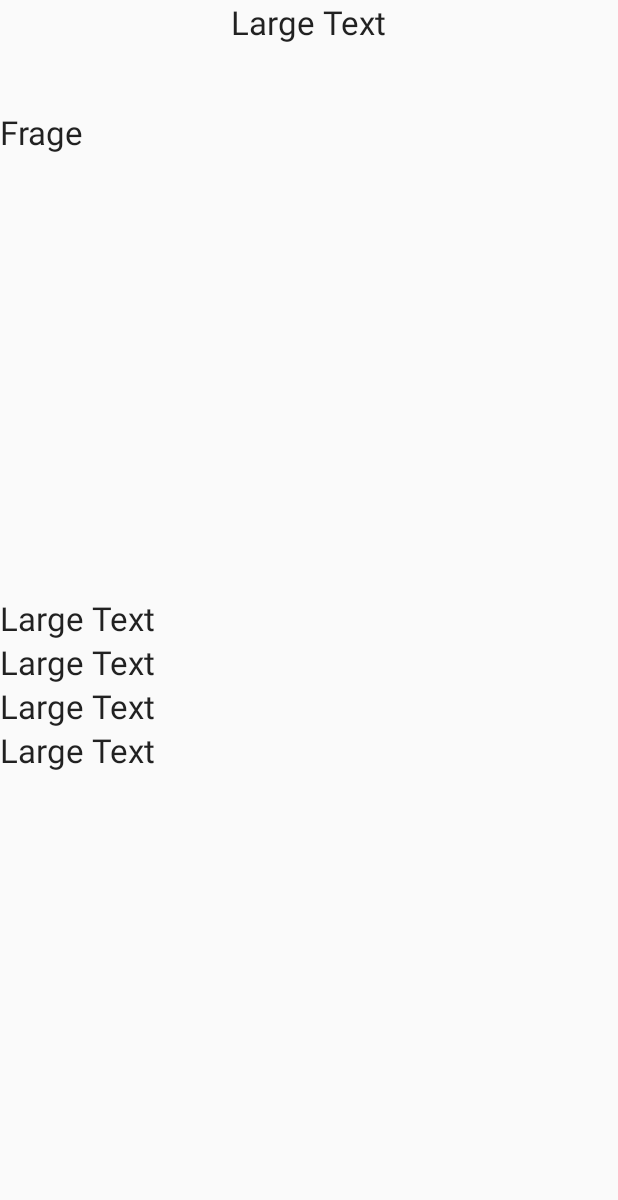
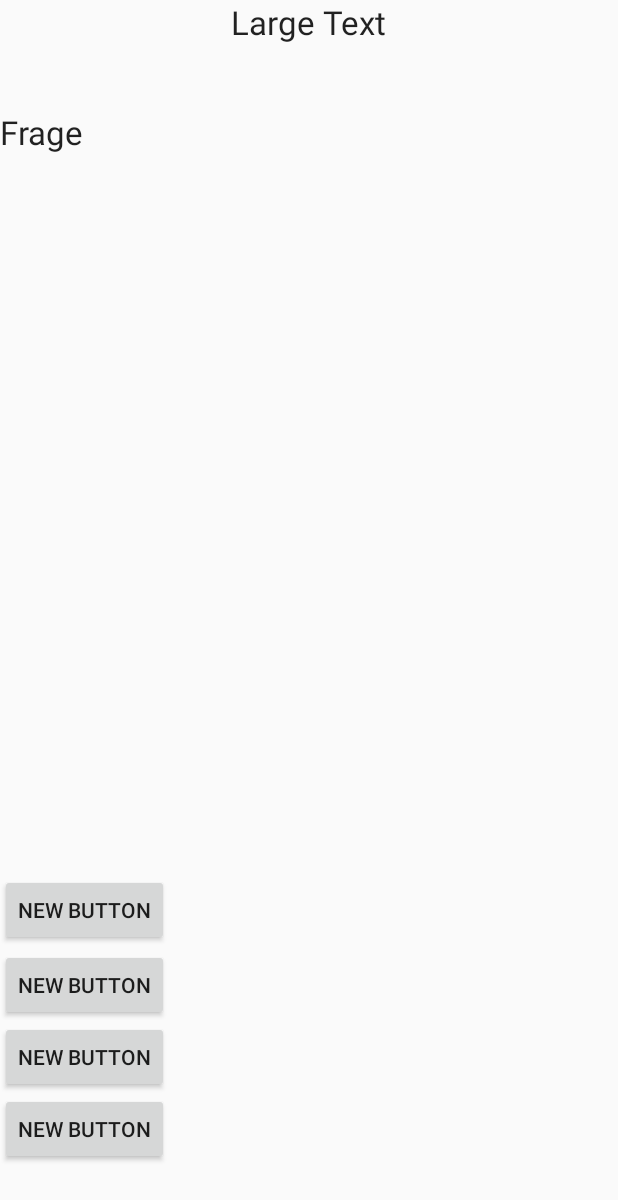
Before and after one commit to Infoabiquiz/Quizzing4Abi, an Android app: the layout active_question.xml on its own in the app's theme, with its tools: preview values and no code run, on a phone screen of 412 x 824 dp. Shown: the top 1200 px of the screen. Run offline under Robolectric (Android 15) with nearby library versions, the phone set to English and light mode, and no system bars.

Commit message:
active_question_layout

```diff
--- a/app/src/main/res/layout/active_question.xml
+++ b/app/src/main/res/layout/active_question.xml
@@ -34,40 +34,42 @@
         android:layout_below="@+id/active_question_question"
         android:layout_toRightOf="@+id/active_question_category" />
 
-    <TextView
+    <Button
         android:layout_width="wrap_content"
         android:layout_height="wrap_content"
-        android:textAppearance="?android:attr/textAppearanceLarge"
-        android:text="Large Text"
+        android:text="New Button"
         android:id="@+id/active_question_answer1"
-        android:layout_centerVertical="true"
-        android:layout_alignParentLeft="true" />
+        android:layout_alignParentBottom="true"
+        android:layout_alignParentLeft="true"
+        android:layout_alignParentStart="true"
+        android:layout_marginBottom="193dp" />
 
-    <TextView
+    <Button
         android:layout_width="wrap_content"
         android:layout_height="wrap_content"
-        android:textAppearance="?android:attr/textAppearanceLarge"
-        android:text="Large Text"
+        android:text="New Button"
         android:id="@+id/active_question_answer2"
-        android:layout_below="@+id/active_question_answer1"
-        android:layout_alignParentLeft="true" />
+        android:layout_alignTop="@+id/active_question_answer1"
+        android:layout_alignParentLeft="true"
+        android:layout_alignParentStart="true"
+        android:layout_marginTop="50dp" />
 
-    <TextView
+    <Button
         android:layout_width="wrap_content"
         android:layout_height="wrap_content"
-        android:textAppearance="?android:attr/textAppearanceLarge"
-        android:text="Large Text"
+        android:text="New Button"
         android:id="@+id/active_question_answer3"
         android:layout_below="@+id/active_question_answer2"
-        android:layout_alignParentLeft="true" />
+        android:layout_alignParentLeft="true"
+        android:layout_alignParentStart="true" />
 
-    <TextView
+    <Button
         android:layout_width="wrap_content"
         android:layout_height="wrap_content"
-        android:textAppearance="?android:attr/textAppearanceLarge"
-        android:text="Large Text"
+        android:text="New Button"
         android:id="@+id/active_question_answer4"
         android:layout_below="@+id/active_question_answer3"
-        android:layout_alignParentLeft="true" />
+        android:layout_alignParentLeft="true"
+        android:layout_alignParentStart="true" />
 
 </RelativeLayout>
```
